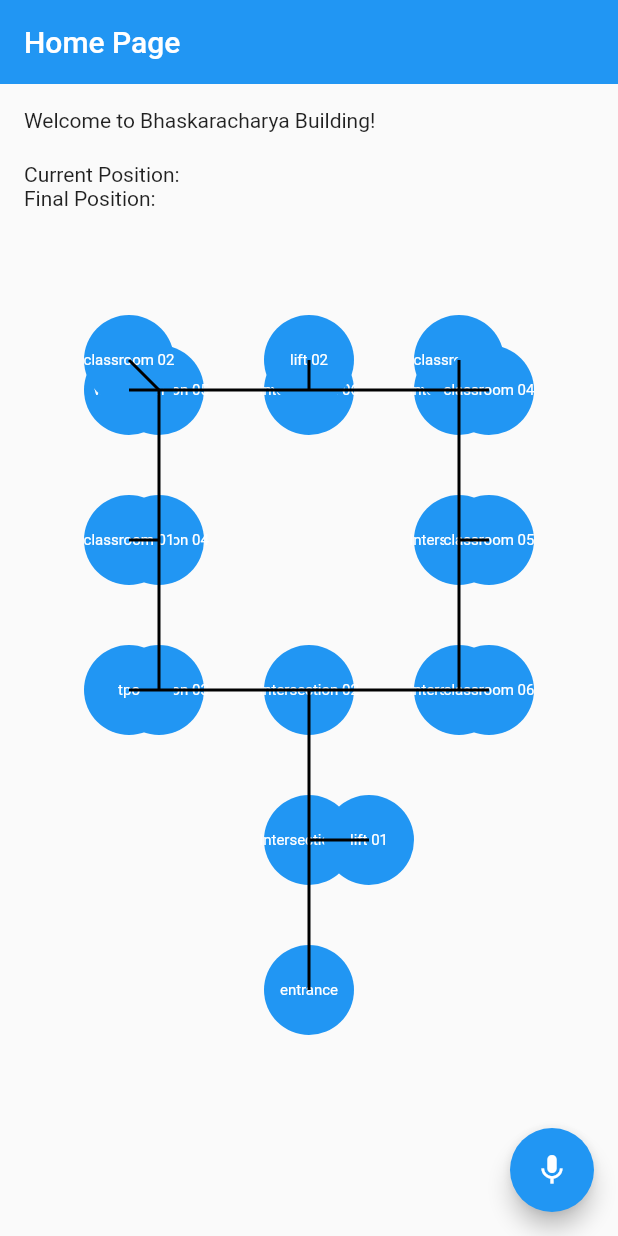
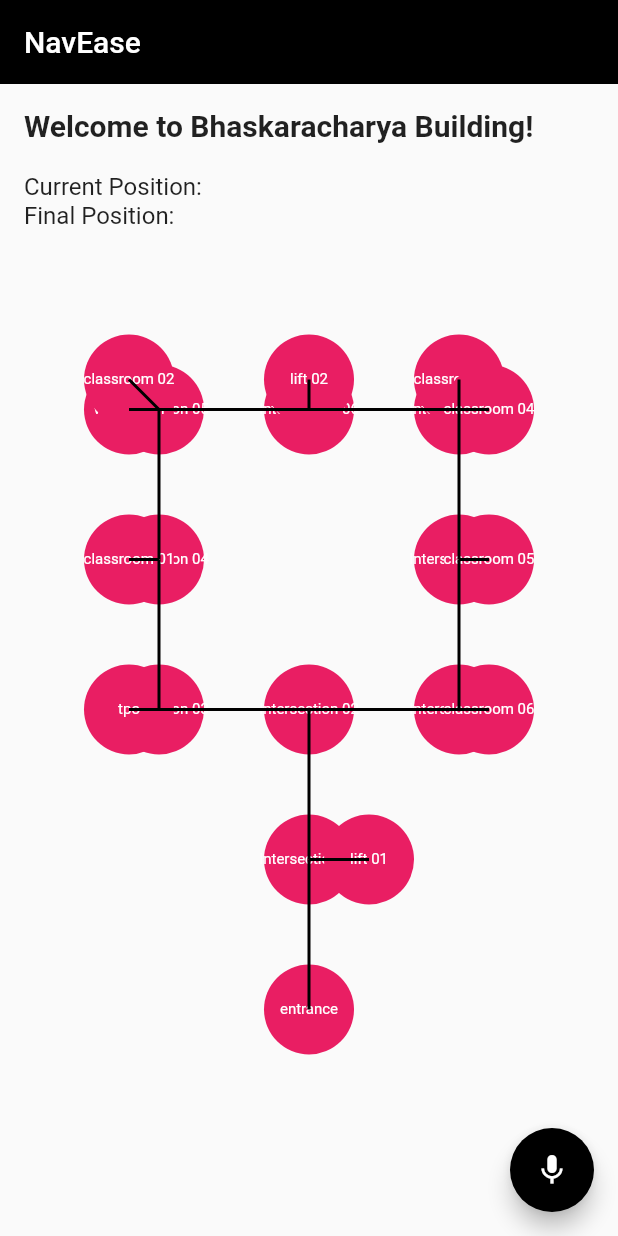
Before and after one commit to HardikSJain/NavEase, a Flutter app: the screen it shows after launch, after a tap on the "mic" icon, on a phone screen of 412 x 824 dp. Run offline on Flutter 3.47's test engine with Material 2 defaults, Android fonts, the light colour scheme and no system bars; our stand-ins replace animated_splash_screen, flutter_tts, internet_connection_checker, speech_to_text; missing offline and left inert: graphview.

Commit message:
misc changes

```diff
--- a/frontend/lib/screens/home_page.dart
+++ b/frontend/lib/screens/home_page.dart
@@ -37,16 +37,24 @@ class _HomePageState extends State<HomePage> {
         "Hello, Welcome to Bhaskaracharya Building. Where are you currently?";
 
     await flutterTts.speak(textToSpeak);
-    await Future.delayed(Duration(seconds: 5));
+    await Future.delayed(const Duration(seconds: 5));
 
     await _startListeningCurrent();
 
-    await Future.delayed(Duration(seconds: 5));
+    await Future.delayed(const Duration(seconds: 5));
 
     _speakResponse("From the $currentPosition, where do you want to reach?");
-    await Future.delayed(Duration(seconds: 5));
+    await Future.delayed(const Duration(seconds: 5));
     await _startListeningFinal();
-    await Future.delayed(Duration(seconds: 5));
+
+    await Future.delayed(const Duration(seconds: 5));
+    if (currentPosition == finalPosition) {
+      _speakResponse("You are already in $currentPosition");
+      return;
+    }
+
+    // await Future.delayed(Duration(seconds: 5));
+
     directions = await fetchDirection(currentPosition, finalPosition);
 
     print(directions);
@@ -138,18 +146,35 @@ class _HomePageState extends State<HomePage> {
       },
       child: Scaffold(
         appBar: AppBar(
-          title: Text("Home Page"),
+          title: const Text("NavEase"),
+          backgroundColor: Colors.black,
         ),
         body: ListView(
-          padding: const EdgeInsets.all(16.0), // Add padding to your content
+          padding: const EdgeInsets.all(16.0),
           children: [
-            Text("Welcome to Bhaskaracharya Building!"),
-            SizedBox(height: 20),
-            Text("Current Position: $currentPosition"),
-            Text("Final Position: $finalPosition"),
-            SizedBox(height: 20),
+            const Text(
+              "Welcome to Bhaskaracharya Building!",
+              style: TextStyle(
+                fontSize: 20,
+                fontWeight: FontWeight.bold,
+              ),
+            ),
+            const SizedBox(height: 20),
+            Text(
+              "Current Position: $currentPosition",
+              style: const TextStyle(
+                fontSize: 16,
+              ),
+            ),
+            Text(
+              "Final Position: $finalPosition",
+              style: const TextStyle(
+                fontSize: 16,
+              ),
+            ),
+            const SizedBox(height: 20),
             Container(
-              height: 1000, // Adjust the height as needed
+              height: 1000,
               child: GraphVisualization(
                 currentPosition: currentPosition,
                 finalPosition: finalPosition,
@@ -158,12 +183,13 @@ class _HomePageState extends State<HomePage> {
           ],
         ),
         floatingActionButton: FloatingActionButton(
+          backgroundColor: Colors.black,
           onPressed: () {
             directionIndex = 0; // Index to keep track of the current direction
 
             _speakPrompt();
           },
-          child: Icon(Icons.mic),
+          child: const Icon(Icons.mic),
         ),
       ),
     );
@@ -202,26 +228,26 @@ class GraphPainter extends CustomPainter {
 
     // Define the positions of nodes
     final nodePositions = {
-      "entrance": Offset(0, 0) * scaleFactor,
-      "Intersection 01": Offset(0, -5) * scaleFactor,
-      "Intersection 02": Offset(0, -10) * scaleFactor,
-      "Intersection 03": Offset(-5, -10) * scaleFactor,
-      "Intersection 04": Offset(-5, -15) * scaleFactor,
-      "Intersection 05": Offset(-5, -20) * scaleFactor,
-      "Intersection 06": Offset(0, -20) * scaleFactor,
-      "Intersection 07": Offset(5, -20) * scaleFactor,
-      "Intersection 08": Offset(5, -15) * scaleFactor,
-      "Intersection 09": Offset(5, -10) * scaleFactor,
-      "lift 01": Offset(2, -5) * scaleFactor,
-      "lift 02": Offset(0, -21) * scaleFactor,
-      "tpo": Offset(-6, -10) * scaleFactor,
-      "washroom": Offset(-6, -20) * scaleFactor,
-      "classroom 01": Offset(-6, -15) * scaleFactor,
-      "classroom 02": Offset(-6, -21) * scaleFactor,
-      "classroom 03": Offset(5, -21) * scaleFactor,
-      "classroom 04": Offset(6, -20) * scaleFactor,
-      "classroom 05": Offset(6, -15) * scaleFactor,
-      "classroom 06": Offset(6, -10) * scaleFactor,
+      "entrance": const Offset(0, 0) * scaleFactor,
+      "Intersection 01": const Offset(0, -5) * scaleFactor,
+      "Intersection 02": const Offset(0, -10) * scaleFactor,
+      "Intersection 03": const Offset(-5, -10) * scaleFactor,
+      "Intersection 04": const Offset(-5, -15) * scaleFactor,
+      "Intersection 05": const Offset(-5, -20) * scaleFactor,
+      "Intersection 06": const Offset(0, -20) * scaleFactor,
+      "Intersection 07": const Offset(5, -20) * scaleFactor,
+      "Intersection 08": const Offset(5, -15) * scaleFactor,
+      "Intersection 09": const Offset(5, -10) * scaleFactor,
+      "lift 01": const Offset(2, -5) * scaleFactor,
+      "lift 02": const Offset(0, -21) * scaleFactor,
+      "tpo": const Offset(-6, -10) * scaleFactor,
+      "washroom": const Offset(-6, -20) * scaleFactor,
+      "classroom 01": const Offset(-6, -15) * scaleFactor,
+      "classroom 02": const Offset(-6, -21) * scaleFactor,
+      "classroom 03": const Offset(5, -21) * scaleFactor,
+      "classroom 04": const Offset(6, -20) * scaleFactor,
+      "classroom 05": const Offset(6, -15) * scaleFactor,
+      "classroom 06": const Offset(6, -10) * scaleFactor,
     };
 
     // Define the edges between nodes
@@ -263,7 +289,7 @@ class GraphPainter extends CustomPainter {
           ..style = PaintingStyle.fill;
       } else {
         nodePaint = Paint()
-          ..color = Colors.blue
+          ..color = Colors.pink
           ..style = PaintingStyle.fill;
       }
 
@@ -271,7 +297,7 @@ class GraphPainter extends CustomPainter {
 
       final textSpan = TextSpan(
         text: node,
-        style: TextStyle(
+        style: const TextStyle(
           fontSize: 10,
           color: Colors.white,
         ),
```
